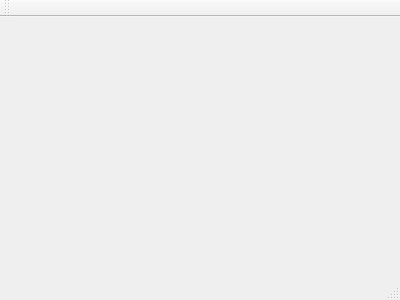
This is mainwindow.ui in jflopezfernandez/OpenDBG as Qt 5 draws it before an edit. The edited form follows.
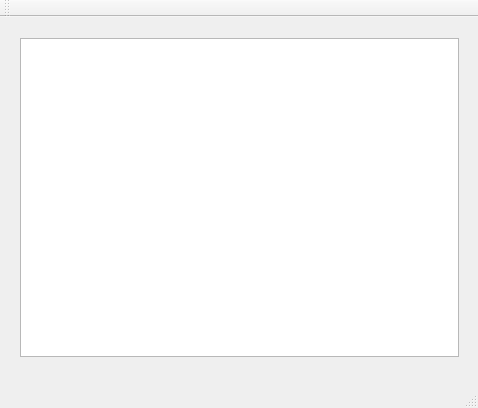
This is the edited form.

Commit message: Application successfully creates main window with a text box as the main control.

```diff
--- a/mainwindow.ui
+++ b/mainwindow.ui
@@ -1,24 +1,59 @@
 <ui version="4.0">
  <class>MainWindow</class>
- <widget class="QMainWindow" name="MainWindow" >
-  <property name="geometry" >
+ <widget class="QMainWindow" name="MainWindow">
+  <property name="geometry">
    <rect>
     <x>0</x>
     <y>0</y>
-    <width>400</width>
-    <height>300</height>
+    <width>478</width>
+    <height>408</height>
    </rect>
   </property>
   <property name="windowTitle" >
    <string>MainWindow</string>
   </property>
-  <widget class="QMenuBar" name="menuBar" />
-  <widget class="QToolBar" name="mainToolBar" />
-  <widget class="QWidget" name="centralWidget" />
-  <widget class="QStatusBar" name="statusBar" />
+  <widget class="QWidget" name="centralWidget">
+   <widget class="QWidget" name="verticalLayoutWidget">
+    <property name="geometry">
+     <rect>
+      <x>9</x>
+      <y>10</y>
+      <width>461</width>
+      <height>341</height>
+     </rect>
+    </property>
+    <layout class="QVBoxLayout" name="verticalLayout">
+     <item>
+      <widget class="QTextEdit" name="textEdit">
+       <property name="layoutDirection">
+        <enum>Qt::LeftToRight</enum>
+       </property>
+      </widget>
+     </item>
+    </layout>
+   </widget>
+  </widget>
+  <widget class="QMenuBar" name="menuBar">
+   <property name="geometry">
+    <rect>
+     <x>0</x>
+     <y>0</y>
+     <width>478</width>
+     <height>21</height>
+    </rect>
+   </property>
+  </widget>
+  <widget class="QToolBar" name="mainToolBar">
+   <attribute name="toolBarArea">
+    <enum>TopToolBarArea</enum>
+   </attribute>
+   <attribute name="toolBarBreak">
+    <bool>false</bool>
+   </attribute>
+  </widget>
+  <widget class="QStatusBar" name="statusBar"/>
  </widget>
- <layoutDefault spacing="6" margin="11" />
- <pixmapfunction></pixmapfunction>
+ <layoutdefault spacing="6" margin="11"/>
  <resources/>
  <connections/>
 </ui>
```
Left out of the diff: 3 changed lines with no effect on the pictures. The commit also changes 5 other files.
